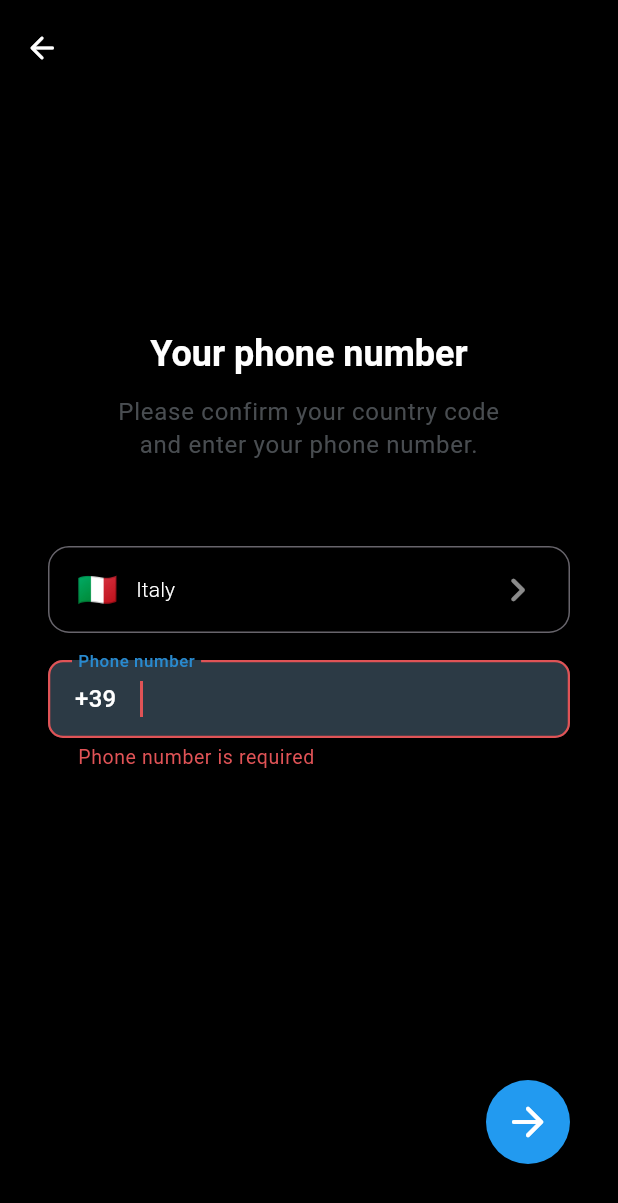
After one commit to ali-abdollahzadeh/telegram-drive, a Flutter app: the LoginCredentialsScreen screen opened by its route, after a tap on the "arrow forward" icon, on a phone screen of 412 x 824 dp. The commit adds this screen. Shown: the top 1203 px of the screen. Run offline on Flutter 3.47's test engine with Material 3 defaults, Android fonts, the phone set to English and light mode, and no system bars; our stand-ins replace chewie, country_picker, file_picker, flutter_riverpod, flutter_secure_storage, flutter_svg and 8 more; missing offline and left inert: flutter_pdfview; accounts and stored records are empty.

Commit message:
correct login pages

```diff
--- a/lib/core/routing/app_router.dart
+++ b/lib/core/routing/app_router.dart
@@ -2,7 +2,7 @@ import 'package:flutter/material.dart';
 import 'package:go_router/go_router.dart';
 import 'package:flutter_riverpod/flutter_riverpod.dart';
 import '../../features/auth/presentation/screens/welcome_screen.dart';
-import '../../features/auth/presentation/screens/api_credentials_screen.dart';
+import '../../features/auth/presentation/screens/login_credentials_screen.dart';
 import '../../features/auth/presentation/screens/code_verification_screen.dart';
 import '../../features/auth/presentation/screens/password_screen.dart';
 import '../../features/drive/presentation/screens/drive_home_screen.dart';
@@ -61,7 +61,7 @@ final appRouterProvider = Provider<GoRouter>((ref) {
       ),
       GoRoute(
         path: AppRoutes.login,
-        builder: (context, state) => const ApiCredentialsScreen(),
+        builder: (context, state) => const LoginCredentialsScreen(),
       ),
       GoRoute(
         path: AppRoutes.verifyCode,
--- a/lib/core/theme/app_colors.dart
+++ b/lib/core/theme/app_colors.dart
@@ -244,6 +244,7 @@ class AppColors {
   static const Color surfaceDark =
       Color(0xFF1C2229); // from voipgroup dark palette
   static const Color surfaceVariantDark = Color(0xFF222A33);
+  static const Color backgroundDark = Color.fromARGB(255, 0, 0, 0);
   static const Color cardDark = Color(0xFF222A33);
   static const Color cardDarkAlt = Color(0xFF2C3A45);
   static const Color dividerDark = Color(0xFF394654);
--- /dev/null
+++ b/lib/features/auth/presentation/screens/login_credentials_screen.dart
@@ -0,0 +1,335 @@
+import 'package:country_picker/country_picker.dart';
+import 'package:flutter/material.dart';
+import 'package:flutter/services.dart';
+import 'package:flutter_riverpod/flutter_riverpod.dart';
+import 'package:go_router/go_router.dart';
+
+import '../../../../core/routing/app_router.dart';
+import '../../../../core/theme/app_colors.dart';
+import '../providers/auth_provider.dart';
+
+class LoginCredentialsScreen extends ConsumerStatefulWidget {
+  const LoginCredentialsScreen({super.key});
+
+  @override
+  ConsumerState<LoginCredentialsScreen> createState() =>
+      _LoginCredentialsScreenState();
+}
+
+class _LoginCredentialsScreenState
+    extends ConsumerState<LoginCredentialsScreen> {
+  final _formKey = GlobalKey<FormState>();
+  final _phoneCtrl = TextEditingController();
+
+  String _countryName = 'Italy';
+  String _countryFlag = '🇮🇹';
+  String _dialCode = '+39';
+
+  @override
+  void dispose() {
+    _phoneCtrl.dispose();
+    super.dispose();
+  }
+
+  void _openCountryPicker() {
+    showCountryPicker(
+      context: context,
+      showPhoneCode: true,
+      countryListTheme: CountryListThemeData(
+        bottomSheetHeight: MediaQuery.of(context).size.height * 0.75,
+        borderRadius: const BorderRadius.vertical(
+          top: Radius.circular(24),
+        ),
+        inputDecoration: InputDecoration(
+          hintText: 'Search country',
+          prefixIcon: const Icon(Icons.search_rounded),
+          border: OutlineInputBorder(
+            borderRadius: BorderRadius.circular(14),
+          ),
+        ),
+      ),
+      onSelect: (Country country) {
+        setState(() {
+          _countryName = country.name;
+          _countryFlag = country.flagEmoji;
+          _dialCode = '+${country.phoneCode}';
+        });
+      },
+    );
+  }
+
+  Future<void> _submit() async {
+    if (!_formKey.currentState!.validate()) return;
+
+    final rawPhone = _phoneCtrl.text.trim();
+
+    final localPhone =
+        rawPhone.replaceAll(RegExp(r'\D'), '').replaceFirst(RegExp(r'^0+'), '');
+
+    final fullPhone = '$_dialCode$localPhone';
+
+    await ref.read(authProvider.notifier).sendCode(
+          phone: fullPhone,
+        );
+
+    if (!mounted) return;
+
+    final state = ref.read(authProvider);
+
+    if (state.step == AuthStep.codeSent) {
+      context.push(
+        '${AppRoutes.verifyCode}?phone=${Uri.encodeComponent(fullPhone)}',
+      );
+    }
+  }
+
+  @override
+  Widget build(BuildContext context) {
+    final authState = ref.watch(authProvider);
+    final isLoading = authState.isLoading;
+    final theme = Theme.of(context);
+    final isDark = theme.brightness == Brightness.dark;
+
+    ref.listen(authProvider, (_, next) {
+      if (next.error != null) {
+        ScaffoldMessenger.of(context).showSnackBar(
+          SnackBar(
+            content: Text(next.error!),
+            backgroundColor: AppColors.error,
+          ),
+        );
+        ref.read(authProvider.notifier).clearError();
+      }
+    });
+
+    return GestureDetector(
+      onTap: () => FocusScope.of(context).unfocus(),
+      child: Scaffold(
+        resizeToAvoidBottomInset: true,
+        body: SafeArea(
+          child: Form(
+            key: _formKey,
+            child: Stack(
+              children: [
+                SingleChildScrollView(
+                  padding: const EdgeInsets.symmetric(horizontal: 32),
+                  child: ConstrainedBox(
+                    constraints: BoxConstraints(
+                      minHeight: MediaQuery.of(context).size.height -
+                          MediaQuery.of(context).padding.top -
+                          MediaQuery.of(context).padding.bottom,
+                    ),
+                    child: Column(
+                      children: [
+                        const SizedBox(height: 220),
+                        Text(
+                          'Your phone number',
+                          textAlign: TextAlign.center,
+                          style: theme.textTheme.headlineSmall?.copyWith(
+                            fontWeight: FontWeight.w700,
+                          ),
+                        ),
+                        const SizedBox(height: 12),
+                        Text(
+                          'Please confirm your country code\nand enter your phone number.',
+                          textAlign: TextAlign.center,
+                          style: theme.textTheme.bodyLarge?.copyWith(
+                            color: theme.textTheme.bodyMedium?.color
+                                ?.withValues(alpha: 0.55),
+                            height: 1.35,
+                          ),
+                        ),
+                        const SizedBox(height: 56),
+                        _CountryField(
+                          countryName: _countryName,
+                          countryFlag: _countryFlag,
+                          onTap: _openCountryPicker,
+                        ),
+                        const SizedBox(height: 18),
+                        _PhoneField(
+                          controller: _phoneCtrl,
+                          dialCode: _dialCode,
+                        ),
+                        const SizedBox(height: 120),
+                      ],
+                    ),
+                  ),
+                ),
+                Positioned(
+                  right: 32,
+                  bottom:
+                      MediaQuery.of(context).viewInsets.bottom > 0 ? 24 : 48,
+                  child: FloatingActionButton(
+                    heroTag: 'phone_login_next',
+                    onPressed: isLoading ? null : _submit,
+                    backgroundColor: AppColors.primary,
+                    foregroundColor: Colors.white,
+                    child: isLoading
+                        ? const SizedBox(
+                            width: 22,
+                            height: 22,
+                            child: CircularProgressIndicator(
+                              strokeWidth: 2.5,
+                              color: Colors.white,
+                            ),
+                          )
+                        : const Icon(
+                            Icons.arrow_forward_rounded,
+                            size: 32,
+                          ),
+                  ),
+                ),
+                Positioned(
+                  top: 8,
+                  left: 4,
+                  child: IconButton(
+                    onPressed: () => context.pop(),
+                    icon: Icon(
+                      Icons.arrow_back_rounded,
+                      color: isDark ? Colors.white : AppColors.defaultBlackText,
+                    ),
+                  ),
+                ),
+              ],
+            ),
+          ),
+        ),
+      ),
+    );
+  }
+}
+
+class _CountryField extends StatelessWidget {
+  const _CountryField({
+    required this.countryName,
+    required this.countryFlag,
+    required this.onTap,
+  });
+
+  final String countryName;
+  final String countryFlag;
+  final VoidCallback onTap;
+
+  @override
+  Widget build(BuildContext context) {
+    final theme = Theme.of(context);
+
+    return InkWell(
+      onTap: onTap,
+      borderRadius: BorderRadius.circular(14),
+      child: Container(
+        height: 58,
+        padding: const EdgeInsets.symmetric(horizontal: 18),
+        decoration: BoxDecoration(
+          borderRadius: BorderRadius.circular(14),
+          border: Border.all(
+            color: theme.dividerColor.withValues(alpha: 0.7),
+          ),
+        ),
+        child: Row(
+          children: [
+            Text(
+              countryFlag,
+              style: const TextStyle(fontSize: 22),
+            ),
+            const SizedBox(width: 12),
+            Expanded(
+              child: Text(
+                countryName,
+                style: theme.textTheme.titleSmall?.copyWith(
+                  fontWeight: FontWeight.w300,
+                ),
+              ),
+            ),
+            Icon(
+              Icons.chevron_right_rounded,
+              size: 32,
+              color: theme.iconTheme.color?.withValues(alpha: 0.55),
+            ),
+          ],
+        ),
+      ),
+    );
+  }
+}
+
+class _PhoneField extends StatelessWidget {
+  const _PhoneField({
+    required this.controller,
+    required this.dialCode,
+  });
+
+  final TextEditingController controller;
+  final String dialCode;
+
+  @override
+  Widget build(BuildContext context) {
+    final theme = Theme.of(context);
+
+    return TextFormField(
+      controller: controller,
+      autofocus: true,
+      keyboardType: TextInputType.phone,
+      inputFormatters: [
+        FilteringTextInputFormatter.digitsOnly,
+      ],
+      style: theme.textTheme.titleMedium?.copyWith(
+        fontWeight: FontWeight.w300,
+      ),
+      decoration: InputDecoration(
+        labelText: 'Phone number',
+        prefixIcon: Padding(
+          padding: const EdgeInsets.only(left: 18, right: 12),
+          child: Center(
+            widthFactor: 1,
+            child: Text(
+              dialCode,
+              style: theme.textTheme.titleMedium?.copyWith(
+                fontWeight: FontWeight.w500,
+              ),
+            ),
+          ),
+        ),
+        prefixIconConstraints: const BoxConstraints(
+          minWidth: 0,
+          minHeight: 0,
+        ),
+        suffixIcon: controller.text.isEmpty
+            ? null
+            : IconButton(
+                onPressed: controller.clear,
+                icon: const Icon(Icons.close_rounded),
+              ),
+        border: OutlineInputBorder(
+          borderRadius: BorderRadius.circular(14),
+        ),
+        enabledBorder: OutlineInputBorder(
+          borderRadius: BorderRadius.circular(14),
+          borderSide: BorderSide(
+            color: theme.dividerColor.withValues(alpha: 0.7),
+          ),
+        ),
+        focusedBorder: OutlineInputBorder(
+          borderRadius: BorderRadius.circular(14),
+          borderSide: const BorderSide(
+            color: AppColors.primary,
+            width: 2,
+          ),
+        ),
+      ),
+      validator: (value) {
+        final phone = value?.trim() ?? '';
+
+        if (phone.isEmpty) {
+          return 'Phone number is required';
+        }
+
+        if (phone.length < 6) {
+          return 'Enter a valid phone number';
+        }
+
+        return null;
+      },
+    );
+  }
+}
--- a/lib/features/auth/presentation/screens/welcome_screen.dart
+++ b/lib/features/auth/presentation/screens/welcome_screen.dart
@@ -172,8 +172,9 @@ class _WelcomeScreenState extends ConsumerState<WelcomeScreen>
                       ),
                     ),
                     style: IconButton.styleFrom(
-                      backgroundColor:
-                          isDark ? AppColors.cardDark : AppColors.lightSurface,
+                      backgroundColor: isDark
+                          ? AppColors.backgroundDark
+                          : AppColors.lightSurface,
                       shape: const CircleBorder(),
                       padding: const EdgeInsets.all(8),
                     ),
--- a/pubspec.yaml
+++ b/pubspec.yaml
@@ -44,6 +44,7 @@ dependencies:
   cached_network_image: ^3.3.1
   shimmer: ^3.0.0
   open_filex: ^4.7.0
+  country_picker: ^2.0.20
 
   # Typography
   google_fonts: ^6.2.1
```
Also changed, not shown: lib/features/auth/presentation/screens/api_credentials_screen.dart (deleted, +0 -159 lines), pubspec.lock.
